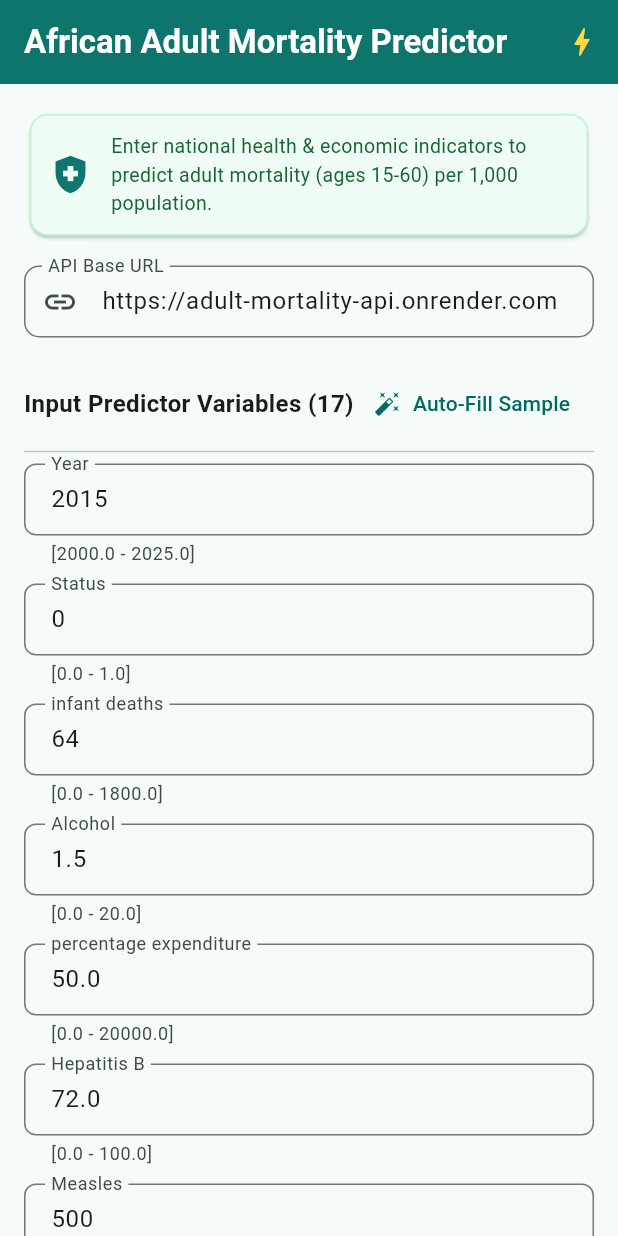
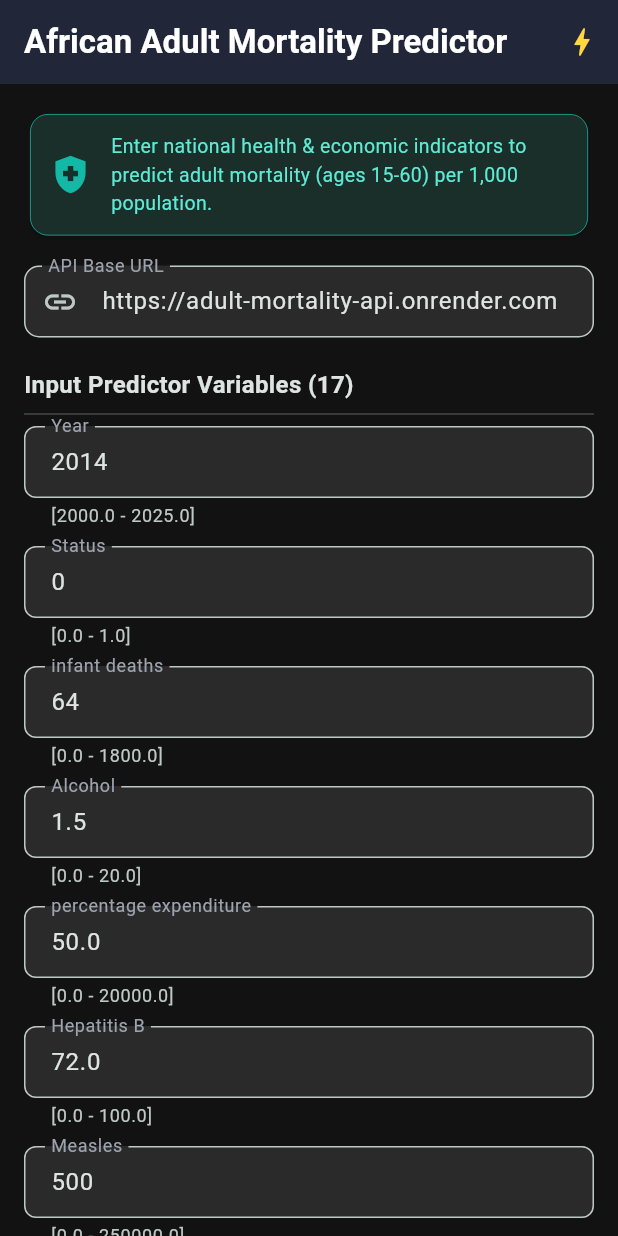
Before and after one commit to k-nizy/linear_regression_model, a Flutter app: the screen it shows after launch, after a tap on the "bolt" icon, on a phone screen of 412 x 824 dp. Run offline on Flutter 3.47's test engine with Material 3 defaults, Android fonts, the phone set to English and light mode, and no system bars.

Commit message:
Add dark theme and rotating sample datasets

```diff
--- a/FlutterApp/lib/main.dart
+++ b/FlutterApp/lib/main.dart
@@ -16,9 +16,22 @@ class AdultMortalityApp extends StatelessWidget {
       debugShowCheckedModeBanner: false,
       theme: ThemeData(
         useMaterial3: true,
+        brightness: Brightness.dark,
         colorScheme: ColorScheme.fromSeed(
-          seedColor: const Color(0xFF0F766E),
-          brightness: Brightness.light,
+          seedColor: const Color(0xFF14B8A6),
+          brightness: Brightness.dark,
+        ),
+        scaffoldBackgroundColor: const Color(0xFF121212),
+        cardColor: const Color(0xFF1E1E1E),
+        appBarTheme: const AppBarTheme(
+          backgroundColor: Color(0xFF1A1A2E),
+          foregroundColor: Colors.white,
+        ),
+        inputDecorationTheme: InputDecorationTheme(
+          filled: true,
+          fillColor: const Color(0xFF2A2A2A),
+          border: OutlineInputBorder(borderRadius: BorderRadius.circular(8)),
+          labelStyle: const TextStyle(color: Color(0xFF9CA3AF)),
         ),
       ),
       home: const PredictionScreen(),
@@ -85,25 +98,55 @@ class _PredictionScreenState extends State<PredictionScreen> {
     'Schooling': {'min': 0.0, 'max': 25.0},
   };
 
+  // Index to cycle through different sample datasets
+  int _sampleIndex = 0;
+
+  // 5 different sample datasets representing various African country profiles
+  final List<Map<String, String>> _sampleDatasets = [
+    // Sample 1: Low-income country with high mortality risk
+    {'Year': '2014', 'Status': '0', 'infant_deaths': '64', 'Alcohol': '1.5',
+     'percentage_expenditure': '50.0', 'Hepatitis_B': '72.0', 'Measles': '500',
+     'BMI': '22.5', 'Polio': '65.0', 'Total_expenditure': '5.5',
+     'Diphtheria': '65.0', 'HIV_AIDS': '3.5', 'GDP': '1200.0',
+     'Population': '35000000', 'thinness_1_19_years': '7.5',
+     'Income_composition_of_resources': '0.45', 'Schooling': '8.5'},
+    // Sample 2: Upper-middle income country with better health indicators
+    {'Year': '2013', 'Status': '0', 'infant_deaths': '12', 'Alcohol': '8.2',
+     'percentage_expenditure': '850.0', 'Hepatitis_B': '90.0', 'Measles': '50',
+     'BMI': '28.0', 'Polio': '95.0', 'Total_expenditure': '8.0',
+     'Diphtheria': '92.0', 'HIV_AIDS': '8.0', 'GDP': '6500.0',
+     'Population': '54000000', 'thinness_1_19_years': '3.2',
+     'Income_composition_of_resources': '0.65', 'Schooling': '13.0'},
+    // Sample 3: High HIV/AIDS burden country
+    {'Year': '2010', 'Status': '0', 'infant_deaths': '45', 'Alcohol': '4.0',
+     'percentage_expenditure': '200.0', 'Hepatitis_B': '80.0', 'Measles': '1200',
+     'BMI': '19.5', 'Polio': '78.0', 'Total_expenditure': '6.2',
+     'Diphtheria': '75.0', 'HIV_AIDS': '15.0', 'GDP': '800.0',
+     'Population': '18000000', 'thinness_1_19_years': '10.5',
+     'Income_composition_of_resources': '0.38', 'Schooling': '6.5'},
+    // Sample 4: Rapidly developing country with improving indicators
+    {'Year': '2015', 'Status': '0', 'infant_deaths': '25', 'Alcohol': '6.5',
+     'percentage_expenditure': '400.0', 'Hepatitis_B': '85.0', 'Measles': '150',
+     'BMI': '24.0', 'Polio': '88.0', 'Total_expenditure': '7.0',
+     'Diphtheria': '87.0', 'HIV_AIDS': '1.2', 'GDP': '3200.0',
+     'Population': '48000000', 'thinness_1_19_years': '5.0',
+     'Income_composition_of_resources': '0.55', 'Schooling': '10.5'},
+    // Sample 5: Low-resource country with high infant mortality
+    {'Year': '2008', 'Status': '0', 'infant_deaths': '120', 'Alcohol': '0.5',
+     'percentage_expenditure': '15.0', 'Hepatitis_B': '55.0', 'Measles': '3000',
+     'BMI': '18.0', 'Polio': '50.0', 'Total_expenditure': '3.5',
+     'Diphtheria': '48.0', 'HIV_AIDS': '2.0', 'GDP': '350.0',
+     'Population': '95000000', 'thinness_1_19_years': '12.0',
+     'Income_composition_of_resources': '0.30', 'Schooling': '4.5'},
+  ];
+
   void _fillSampleData() {
     setState(() {
-      _controllers['Year']!.text = '2015';
-      _controllers['Status']!.text = '0';
-      _controllers['infant_deaths']!.text = '64';
-      _controllers['Alcohol']!.text = '1.5';
-      _controllers['percentage_expenditure']!.text = '50.0';
-      _controllers['Hepatitis_B']!.text = '72.0';
-      _controllers['Measles']!.text = '500';
-      _controllers['BMI']!.text = '22.5';
-      _controllers['Polio']!.text = '65.0';
-      _controllers['Total_expenditure']!.text = '5.5';
-      _controllers['Diphtheria']!.text = '65.0';
-      _controllers['HIV_AIDS']!.text = '3.5';
-      _controllers['GDP']!.text = '1200.0';
-      _controllers['Population']!.text = '35000000';
-      _controllers['thinness_1_19_years']!.text = '7.5';
-      _controllers['Income_composition_of_resources']!.text = '0.45';
-      _controllers['Schooling']!.text = '8.5';
+      final sample = _sampleDatasets[_sampleIndex % _sampleDatasets.length];
+      sample.forEach((key, value) {
+        _controllers[key]!.text = value;
+      });
+      _sampleIndex++;
       _errorMessage = null;
       _predictionResult = null;
     });
@@ -197,7 +240,7 @@ class _PredictionScreenState extends State<PredictionScreen> {
           'African Adult Mortality Predictor',
           style: TextStyle(fontWeight: FontWeight.bold, color: Colors.white),
         ),
-        backgroundColor: const Color(0xFF0F766E),
+        backgroundColor: const Color(0xFF1A1A2E),
         elevation: 2,
         actions: [
           IconButton(
@@ -214,21 +257,21 @@ class _PredictionScreenState extends State<PredictionScreen> {
           children: [
             // Header Info Banner
             Card(
-              color: const Color(0xFFF0FDF4),
+              color: const Color(0xFF1A2E2A),
               shape: RoundedRectangleBorder(
                 borderRadius: BorderRadius.circular(12),
-                side: const BorderSide(color: Color(0xFFBBF7D0)),
+                side: const BorderSide(color: Color(0xFF14B8A6), width: 0.5),
               ),
               child: const Padding(
                 padding: EdgeInsets.all(12.0),
                 child: Row(
                   children: [
-                    Icon(Icons.health_and_safety, color: Color(0xFF0F766E), size: 30),
+                    Icon(Icons.health_and_safety, color: Color(0xFF14B8A6), size: 30),
                     SizedBox(width: 12),
                     Expanded(
                       child: Text(
                         'Enter national health & economic indicators to predict adult mortality (ages 15-60) per 1,000 population.',
-                        style: TextStyle(fontSize: 13, color: Color(0xFF166534)),
+                        style: TextStyle(fontSize: 13, color: Color(0xFF5EEAD4)),
                       ),
                     ),
                   ],
@@ -251,19 +294,9 @@ class _PredictionScreenState extends State<PredictionScreen> {
             const SizedBox(height: 20),
 
             // Section Header
-            Row(
-              mainAxisAlignment: MainAxisAlignment.spaceBetween,
-              children: [
-                const Text(
-                  'Input Predictor Variables (17)',
-                  style: TextStyle(fontSize: 16, fontWeight: FontWeight.bold),
-                ),
-                TextButton.icon(
-                  onPressed: _fillSampleData,
-                  icon: const Icon(Icons.auto_fix_high, size: 18),
-                  label: const Text('Auto-Fill Sample'),
-                ),
-              ],
+            const Text(
+              'Input Predictor Variables (17)',
+              style: TextStyle(fontSize: 16, fontWeight: FontWeight.bold),
             ),
             const Divider(),
 
@@ -293,8 +326,8 @@ class _PredictionScreenState extends State<PredictionScreen> {
             ElevatedButton(
               onPressed: _isLoading ? null : _makePrediction,
               style: ElevatedButton.styleFrom(
-                backgroundColor: const Color(0xFF0F766E),
-                foregroundColor: Colors.white,
+                backgroundColor: const Color(0xFF14B8A6),
+                foregroundColor: Colors.black,
                 padding: const EdgeInsets.symmetric(vertical: 16),
                 shape: RoundedRectangleBorder(borderRadius: BorderRadius.circular(10)),
                 elevation: 3,
@@ -316,21 +349,21 @@ class _PredictionScreenState extends State<PredictionScreen> {
             // Display Area for Output / Errors
             if (_predictionResult != null)
               Card(
-                color: const Color(0xFFECFDF5),
+                color: const Color(0xFF1A2E2A),
                 elevation: 4,
                 shape: RoundedRectangleBorder(
                   borderRadius: BorderRadius.circular(12),
-                  side: const BorderSide(color: Color(0xFF10B981), width: 2),
+                  side: const BorderSide(color: Color(0xFF14B8A6), width: 2),
                 ),
                 child: Padding(
                   padding: const EdgeInsets.all(20.0),
                   child: Column(
                     children: [
-                      const Icon(Icons.check_circle, color: Color(0xFF059669), size: 48),
+                      const Icon(Icons.check_circle, color: Color(0xFF14B8A6), size: 48),
                       const SizedBox(height: 8),
                       const Text(
                         'Predicted Adult Mortality Rate:',
-                        style: TextStyle(fontSize: 14, color: Color(0xFF065F46)),
+                        style: TextStyle(fontSize: 14, color: Color(0xFF5EEAD4)),
                       ),
                       const SizedBox(height: 6),
                       Text(
@@ -339,7 +372,7 @@ class _PredictionScreenState extends State<PredictionScreen> {
                         style: const TextStyle(
                           fontSize: 22,
                           fontWeight: FontWeight.bold,
-                          color: Color(0xFF047857),
+                          color: Color(0xFF2DD4BF),
                         ),
                       ),
                     ],
@@ -349,7 +382,7 @@ class _PredictionScreenState extends State<PredictionScreen> {
 
             if (_errorMessage != null)
               Card(
-                color: const Color(0xFFFEF2F2),
+                color: const Color(0xFF2E1A1A),
                 elevation: 2,
                 shape: RoundedRectangleBorder(
                   borderRadius: BorderRadius.circular(12),
@@ -359,12 +392,12 @@ class _PredictionScreenState extends State<PredictionScreen> {
                   padding: const EdgeInsets.all(16.0),
                   child: Row(
                     children: [
-                      const Icon(Icons.error_outline, color: Color(0xFFDC2626), size: 36),
+                      const Icon(Icons.error_outline, color: Color(0xFFEF4444), size: 36),
                       const SizedBox(width: 12),
                       Expanded(
                         child: Text(
                           _errorMessage!,
-                          style: const TextStyle(color: Color(0xFF991B1B), fontSize: 14),
+                          style: const TextStyle(color: Color(0xFFFCA5A5), fontSize: 14),
                         ),
                       ),
                     ],
```
